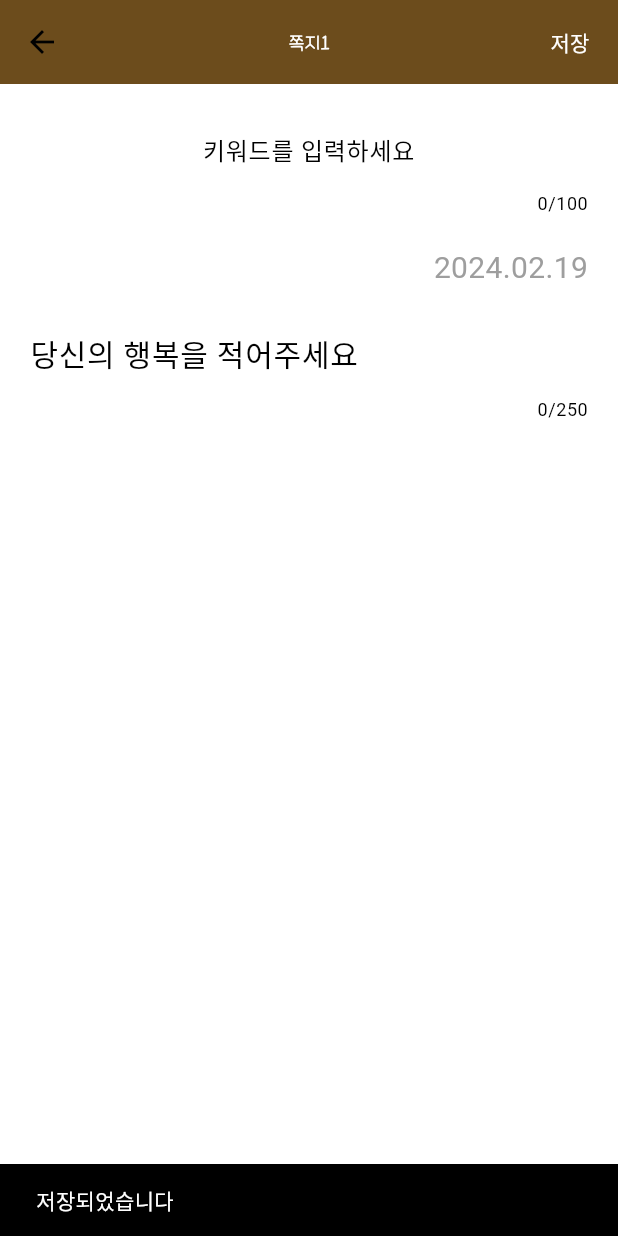
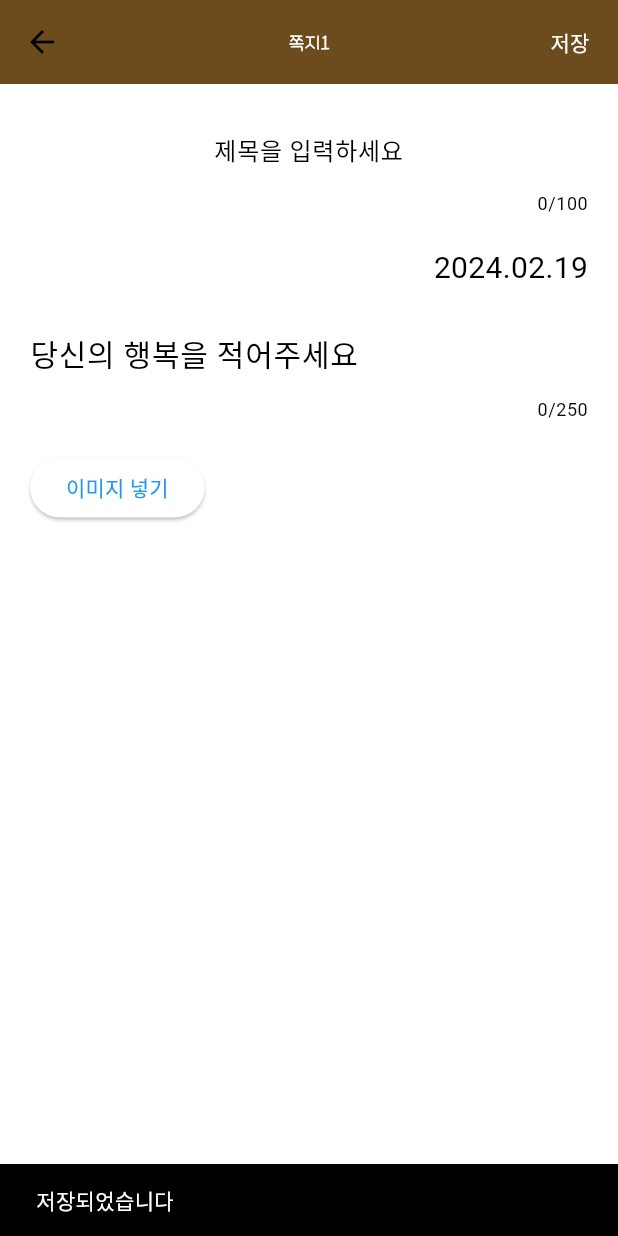
Before and after one commit to soju96/capsule, a Flutter app: the MemoInput screen opened directly, after a tap on "저장", on a phone screen of 412 x 824 dp. Run offline on Flutter 3.47's test engine with Material 3 defaults, Android fonts, the phone set to English and light mode, and no system bars; our stand-ins replace image_picker, shared_preferences; accounts and stored records are empty.

Commit message:
[sj]/ update / memo_screen_sj / image_picker로 사진 넣을 수 있도록 기능 구현

```diff
--- a/lib/src/pages/memo_screen_sj.dart
+++ b/lib/src/pages/memo_screen_sj.dart
@@ -1,9 +1,11 @@
+import 'dart:io';
 import 'package:flutter/material.dart';
 import 'package:intl/intl.dart';
 import 'package:shared_preferences/shared_preferences.dart';
+import 'package:image_picker/image_picker.dart';
 
 class MemoInput extends StatefulWidget {
-  const MemoInput({super.key});
+  const MemoInput({Key? key}) : super(key: key);
 
   @override
   _MemoInputState createState() => _MemoInputState();
@@ -12,12 +14,22 @@ class MemoInput extends StatefulWidget {
 class _MemoInputState extends State<MemoInput> {
   final TextEditingController _keywordController = TextEditingController();
   final TextEditingController _contentController = TextEditingController();
+  bool _isSaving = false; // 저장 중인지 여부를 나타내는 상태 변수
+  File? _image; // 선택한 이미지 파일
 
   @override
   void dispose() {
     _keywordController.dispose();
     _contentController.dispose();
     super.dispose();
+  }
+
+  Future<void> _getImage() async {
+    final ImagePicker picker = ImagePicker();
+    final XFile? image = await picker.pickImage(source: ImageSource.gallery);
+    setState(() {
+      _image = image != null ? File(image.path) : null;
+    });
   }
 
   @override
@@ -38,19 +50,34 @@ class _MemoInputState extends State<MemoInput> {
           centerTitle: true,
           actions: [
             TextButton(
-              onPressed: () async {
-                // 작성 버튼을 눌렀을 때의 동작
-                SharedPreferences prefs = await SharedPreferences.getInstance();
-                prefs.setString('memo', _contentController.text); // 메모 내용 저장
-                prefs.setString('keyword', _keywordController.text); // 키워드 저장
+              onPressed: _isSaving // 저장 중일 때는 비활성화
+                  ? null
+                  : () async {
+                      setState(() {
+                        _isSaving = true; // 저장 중 상태로 변경
+                      });
+
+                      SharedPreferences prefs =
+                          await SharedPreferences.getInstance();
+                      await prefs.setString(
+                          'memo', _contentController.text); // 메모 내용 저장
+                      await prefs.setString(
+                          'keyword', _keywordController.text); // 키워드 저장
 
                       ScaffoldMessenger.of(context).showSnackBar(
                         const SnackBar(
                           content: Text('저장되었습니다'),
                         ),
                       );
+
+                      setState(() {
+                        _isSaving = false; // 저장 완료 후 상태 변경
+                      });
                     },
-              child: const Text('저장', style: TextStyle(color: Colors.white)),
+              child: Text(
+                _isSaving ? '완료' : '저장', // 저장 중일 때는 '완료', 그렇지 않으면 '저장'으로 표시
+                style: const TextStyle(color: Colors.white),
+              ),
             ),
           ],
         ),
@@ -74,11 +101,11 @@ class _MemoInputState extends State<MemoInput> {
                     textAlign: TextAlign.center, // 가운데 정렬
                     maxLength: 100, // 최대 글자수 100자 제한
                     decoration: const InputDecoration(
-                      hintText: '키워드를 입력하세요',
+                      hintText: '제목을 입력하세요',
                       alignLabelWithHint: true, // 가운데 정렬
                       border: UnderlineInputBorder(), // 밑줄
                     ),
-                    maxLines: null,
+                    maxLines: null, // 1줄이 아닌 밑으로 늘어나게 해줌
                   ),
                   const SizedBox(height: 20),
                   Row(
@@ -87,10 +114,12 @@ class _MemoInputState extends State<MemoInput> {
                       Text(
                         DateFormat('yyyy.MM.dd').format(DateTime.now()),
                         style:
-                            const TextStyle(color: Colors.grey, fontSize: 20),
+                            const TextStyle(color: Colors.black, fontSize: 20),
                       ),
                     ],
                   ),
+                  if (_image != null) // 선택한 이미지가 있을 경우에만 이미지 표시
+                    Image.file(_image!),
                   const SizedBox(height: 20),
                   TextFormField(
                     style: const TextStyle(fontSize: 20),
@@ -102,6 +131,11 @@ class _MemoInputState extends State<MemoInput> {
                     ),
                     maxLines: null,
                   ),
+                  const SizedBox(height: 20),
+                  ElevatedButton(
+                    onPressed: _getImage,
+                    child: const Text('이미지 넣기'),
+                  ),
                 ],
               ),
             ),
```
Also changed, not shown: lib/src/widgets/custom_bottom_app_bar_wk.dart (deleted, +0 -47 lines). Lines whose indentation alone changed are shown as unchanged.
